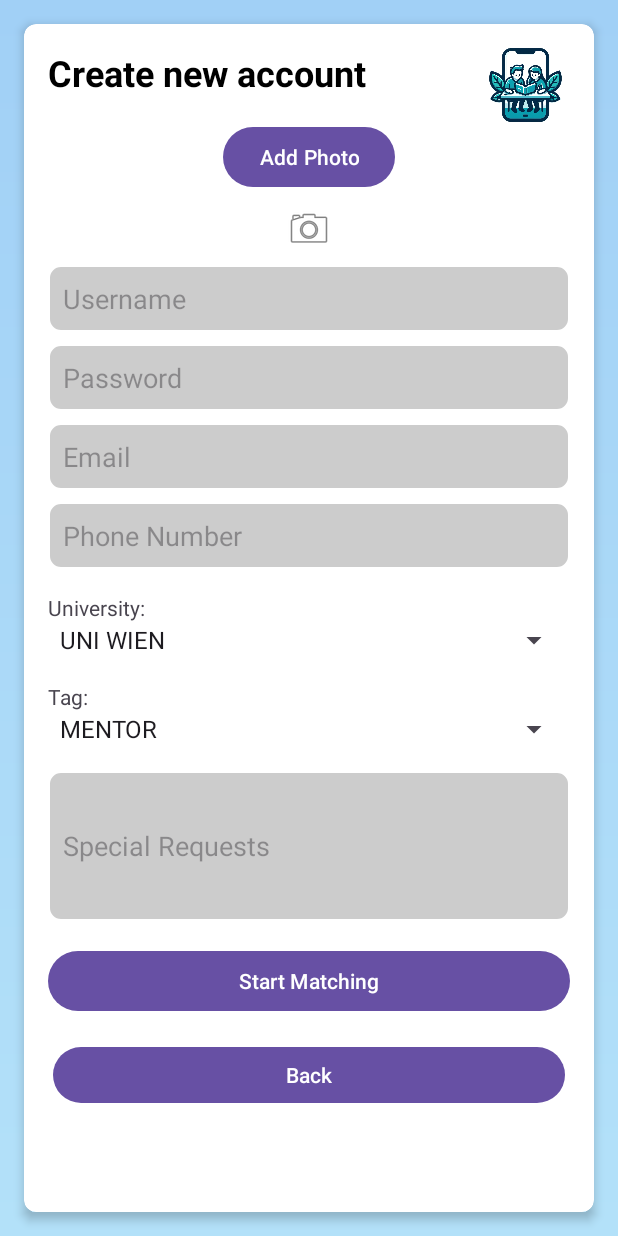
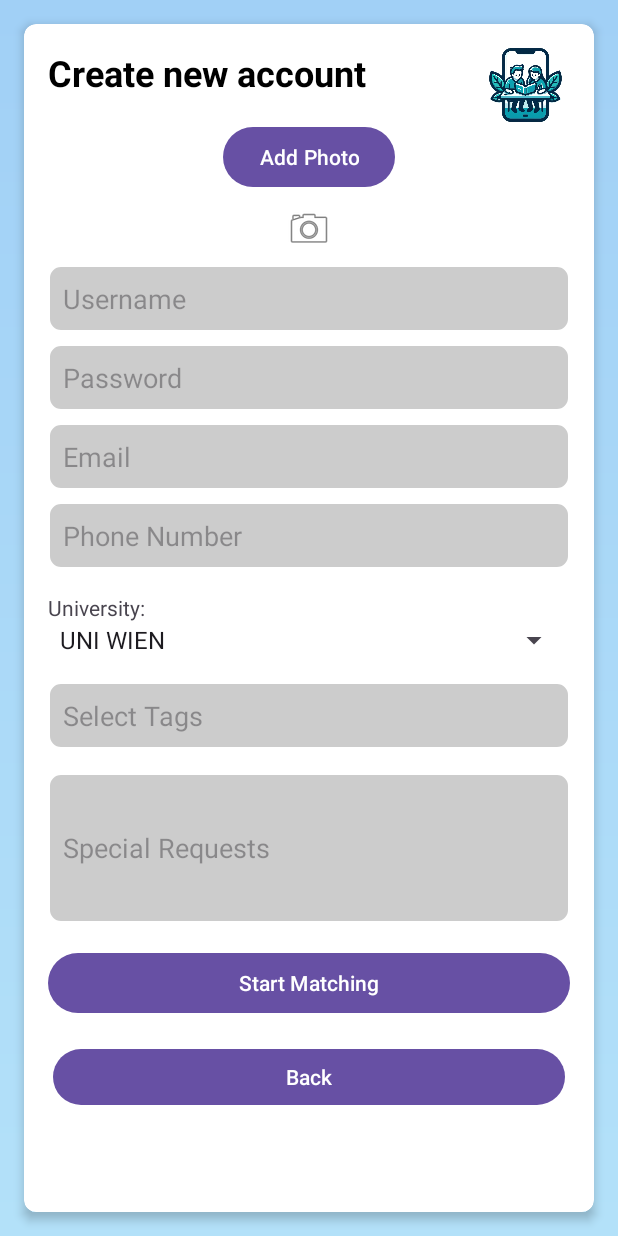
Before and after one commit to T-A-Winter/StudyMate, an Android app: the CreateAccount screen opened directly, with no data from a screen before it, on a phone screen of 412 x 824 dp. Run offline under Robolectric (Android 15) with nearby library versions, the light colour scheme and no system bars; pictures from the network do not load; Roboto replaces fonts that are not available here.

Commit message:
Choosing more Tags updated

```diff
--- a/app/src/main/java/univie/hci/studymate/CreateAccount.java
+++ b/app/src/main/java/univie/hci/studymate/CreateAccount.java
@@ -1,4 +1,6 @@
 package univie.hci.studymate;
+
+import android.content.DialogInterface;
 import android.content.Intent;
 import android.graphics.drawable.Drawable;
 import android.net.Uri;
@@ -12,24 +14,28 @@ import android.widget.EditText;
 import android.widget.ImageView;
 import android.widget.Spinner;
 import android.widget.Toast;
+
 import androidx.activity.result.ActivityResultLauncher;
 import androidx.activity.result.contract.ActivityResultContracts;
+import androidx.appcompat.app.AlertDialog;
 import androidx.appcompat.app.AppCompatActivity;
 import androidx.constraintlayout.widget.ConstraintLayout;
 import androidx.core.content.ContextCompat;
+
 import com.bumptech.glide.Glide;
 
 import java.util.ArrayList;
 import java.util.List;
 
 public class CreateAccount extends AppCompatActivity {
+
     private static final int PICK_IMAGE_REQUEST = 1;
     private ImageView imageViewPhoto;
     private Spinner universitySpinner;
     private University selectedUniversity;
-    private Spinner tagSpinner;
-    private EditText nameEditText, emailEditText, phonenumberEditText, specialRequestsEditText;
+    private EditText nameEditText, emailEditText, phonenumberEditText, specialRequestsEditText, tagsEditText;
     private List<Tag> selectedTags = new ArrayList<>();
+
     //dodano
     private ConstraintLayout mainLayout;
     private int currentBackgroundIndex = 0;
@@ -38,6 +44,7 @@ public class CreateAccount extends AppCompatActivity {
             R.drawable.background_gradient_other,
             R.drawable.background_gradient_second,
             R.drawable.background_gradient_third
+
     };
     //pick an image
     private final ActivityResultLauncher<Intent> mGetContent = registerForActivityResult(new ActivityResultContracts.StartActivityForResult(),
@@ -47,20 +54,25 @@ public class CreateAccount extends AppCompatActivity {
                     Glide.with(this).load(imageUri).into(imageViewPhoto);
                 }
             });
+
     @Override
     protected void onCreate(Bundle savedInstanceState) {
         super.onCreate(savedInstanceState);
         setContentView(R.layout.activity_create_account);
         initializeViews();
+
         imageViewPhoto = findViewById(R.id.imageViewPhoto);
         Button addPhotoButton = findViewById(R.id.addPhotoButton);
         Button startMatchingButton = findViewById(R.id.startMatchingButton);
+
         addPhotoButton.setOnClickListener(v -> openGallery());
+
         startMatchingButton.setOnClickListener(view -> {
             String name = nameEditText.getText().toString();
             String email = emailEditText.getText().toString();
             String phoneNumber = phonenumberEditText.getText().toString();
             String specialRequest = specialRequestsEditText.getText().toString();
+
             if (name.isEmpty() || email.isEmpty() || selectedUniversity == null || selectedTags.isEmpty()) {
                 Toast.makeText(CreateAccount.this, "Please fill all required fields: Name, Email, University, and at least one Tag", Toast.LENGTH_SHORT).show();
             } else {
@@ -69,6 +81,7 @@ public class CreateAccount extends AppCompatActivity {
                 startSearch(user);
             }
         });
+
         universitySpinner.setOnItemSelectedListener(new AdapterView.OnItemSelectedListener() {
             @Override
             public void onItemSelected(AdapterView<?> parent, View view, int position, long id) {
@@ -80,64 +93,83 @@ public class CreateAccount extends AppCompatActivity {
                     selectedUniversity = null;
                 }
             }
+
             @Override
             public void onNothingSelected(AdapterView<?> parent) {
                 selectedUniversity = null;
             }
         });
-        tagSpinner.setOnItemSelectedListener(new AdapterView.OnItemSelectedListener() {
-            @Override
-            public void onItemSelected(AdapterView<?> parent, View view, int position, long id) {
-                String selected = (String) parent.getItemAtPosition(position);
-                try {
-                    Tag tag = Tag.valueOf(selected.toUpperCase());
-                    if (!selectedTags.contains(tag)) {
-                        selectedTags.add(tag);
-                    }
-                } catch (IllegalArgumentException ex) {
-                    Toast.makeText(CreateAccount.this, "Invalid tag selected", Toast.LENGTH_SHORT).show();
-                }
-            }
-            @Override
-            public void onNothingSelected(AdapterView<?> parent) {
-            }
-        });
+
+        tagsEditText.setOnClickListener(v -> showTagDialog());
+
         //load last saved background index and apply background based on that index
         currentBackgroundIndex = getSharedPreferences("prefs", MODE_PRIVATE).getInt("backgroundIndex", 0);
         applyBackground();
     }
+
     private void openGallery() {
         Intent intent = new Intent(Intent.ACTION_PICK, MediaStore.Images.Media.EXTERNAL_CONTENT_URI);
         mGetContent.launch(intent);
     }
+
     private void initializeViews() {
         universitySpinner = findViewById(R.id.universitySpinner);
         ArrayAdapter<CharSequence> adapter = ArrayAdapter.createFromResource(this,
                 R.array.university_array, android.R.layout.simple_spinner_item);
         adapter.setDropDownViewResource(android.R.layout.simple_spinner_dropdown_item);
         universitySpinner.setAdapter(adapter);
-        tagSpinner = findViewById(R.id.tagSpinner);
-        ArrayAdapter<CharSequence> tagAdapter = ArrayAdapter.createFromResource(this,
-                R.array.tag_array, android.R.layout.simple_spinner_item);
-        tagAdapter.setDropDownViewResource(android.R.layout.simple_spinner_dropdown_item);
-        tagSpinner.setAdapter(tagAdapter);
-
 
         nameEditText = findViewById(R.id.UsernameEditText);
         emailEditText = findViewById(R.id.emailEditText);
         phonenumberEditText = findViewById(R.id.phonenumberEditText);
         specialRequestsEditText = findViewById(R.id.specialRequestsEditText);
-        mainLayout = findViewById(R.id.main_layout); //DODANO I OVO
+        tagsEditText = findViewById(R.id.tagsEditText);
+        mainLayout = findViewById(R.id.main_layout);
     }
-    //User infos to be taken to next view
+
+    private void showTagDialog() {
+        boolean[] checkedTags = new boolean[Tag.values().length];
+        String[] tagNames = new String[Tag.values().length];
+        for (int i = 0; i < Tag.values().length; i++) {
+            tagNames[i] = Tag.values()[i].name();
+            checkedTags[i] = selectedTags.contains(Tag.values()[i]);
+        }
+
+        AlertDialog.Builder builder = new AlertDialog.Builder(this);
+        builder.setTitle("Select Tags")
+                .setMultiChoiceItems(tagNames, checkedTags, (dialog, which, isChecked) -> {
+                    if (isChecked) {
+                        selectedTags.add(Tag.values()[which]);
+                    } else {
+                        selectedTags.remove(Tag.values()[which]);
+                    }
+                })
+                .setPositiveButton("OK", (dialog, which) -> updateTagsEditText())
+                .setNegativeButton("Cancel", null)
+                .show();
+    }
+
+    private void updateTagsEditText() {
+        StringBuilder selectedTagsString = new StringBuilder();
+        for (Tag tag : selectedTags) {
+            if (selectedTagsString.length() > 0) {
+                selectedTagsString.append(", ");
+            }
+            selectedTagsString.append(tag.name());
+        }
+        tagsEditText.setText(selectedTagsString.toString());
+    }
+
     private void startSearch(User user) {
         Intent intent = new Intent(CreateAccount.this, MatchingAlgorithm.class);
         intent.putExtra(MainActivity.USER_MATCHING_ALGO_STRING, user);
         startActivity(intent);
     }
+
     public void backButton(View view) {
         finish();
     }
+
     private void applyBackground() {
         Drawable background = ContextCompat.getDrawable(this, backgroundResources[currentBackgroundIndex]);
         mainLayout.setBackground(background);
--- a/app/src/main/res/layout/activity_create_account.xml
+++ b/app/src/main/res/layout/activity_create_account.xml
@@ -7,6 +7,7 @@
     android:layout_height="match_parent"
     android:background="@drawable/background_gradient"
     tools:context=".CreateAccount">
+
     <ScrollView
         android:layout_width="match_parent"
         android:layout_height="match_parent"
@@ -15,6 +16,7 @@
         app:layout_constraintBottom_toBottomOf="parent"
         app:layout_constraintStart_toStartOf="parent"
         app:layout_constraintEnd_toEndOf="parent">
+
         <androidx.cardview.widget.CardView
             android:id="@+id/CardView"
             android:layout_width="match_parent"
@@ -22,6 +24,7 @@
             android:layout_margin="16dp"
             app:cardCornerRadius="8dp"
             app:cardElevation="4dp">
+
             <androidx.constraintlayout.widget.ConstraintLayout
                 android:layout_width="match_parent"
                 android:layout_height="wrap_content"
@@ -37,6 +40,7 @@
                     android:textColor="@android:color/black"
                     app:layout_constraintStart_toStartOf="parent"
                     app:layout_constraintTop_toTopOf="parent" />
+
                 <Button
                     android:id="@+id/addPhotoButton"
                     android:layout_width="wrap_content"
@@ -46,6 +50,7 @@
                     app:layout_constraintEnd_toEndOf="parent"
                     app:layout_constraintStart_toStartOf="parent"
                     android:layout_marginTop="16dp"/>
+
                 <ImageView
                     android:id="@+id/imageViewPhoto"
                     android:layout_width="wrap_content"
@@ -67,6 +72,7 @@
                     app:layout_constraintHorizontal_bias="0.0"
                     app:layout_constraintStart_toStartOf="parent"
                     app:layout_constraintTop_toBottomOf="@id/imageViewPhoto" />
+
                 <EditText
                     android:id="@+id/passwordEditText"
                     android:layout_width="0dp"
@@ -91,6 +97,7 @@
                     app:layout_constraintStart_toStartOf="parent"
                     app:layout_constraintEnd_toEndOf="parent"
                     android:layout_marginTop="8dp"/>
+
                 <EditText
                     android:id="@+id/phonenumberEditText"
                     android:layout_width="0dp"
@@ -102,6 +109,7 @@
                     app:layout_constraintStart_toStartOf="parent"
                     app:layout_constraintEnd_toEndOf="parent"
                     android:layout_marginTop="8dp"/>
+
                 <TextView
                     android:id="@+id/uniLabel"
                     android:layout_width="wrap_content"
@@ -110,6 +118,7 @@
                     app:layout_constraintTop_toBottomOf="@id/phonenumberEditText"
                     app:layout_constraintStart_toStartOf="parent"
                     android:layout_marginTop="16dp"/>
+
                 <Spinner
                     android:id="@+id/universitySpinner"
                     android:layout_width="0dp"
@@ -117,21 +126,21 @@
                     app:layout_constraintTop_toBottomOf="@id/uniLabel"
                     app:layout_constraintStart_toStartOf="parent"
                     app:layout_constraintEnd_toEndOf="parent"/>
-                <TextView
-                    android:id="@+id/tagLabel"
-                    android:layout_width="wrap_content"
+
+
+                <EditText
+                    android:id="@+id/tagsEditText"
+                    android:layout_width="0dp"
                     android:layout_height="wrap_content"
-                    android:text="Tag:"
+                    android:hint="Select Tags"
+                    android:focusable="false"
+                    android:clickable="true"
+                    android:background="@drawable/edit_text_background"
                     app:layout_constraintTop_toBottomOf="@id/universitySpinner"
                     app:layout_constraintStart_toStartOf="parent"
+                    app:layout_constraintEnd_toEndOf="parent"
                     android:layout_marginTop="16dp"/>
-                <Spinner
-                    android:id="@+id/tagSpinner"
-                    android:layout_width="0dp"
-                    android:layout_height="wrap_content"
-                    app:layout_constraintTop_toBottomOf="@id/tagLabel"
-                    app:layout_constraintStart_toStartOf="parent"
-                    app:layout_constraintEnd_toEndOf="parent"/>
+
                 <EditText
                     android:id="@+id/specialRequestsEditText"
                     android:layout_width="0dp"
@@ -139,10 +148,11 @@
                     android:hint="Special Requests"
                     android:inputType="textMultiLine"
                     android:background="@drawable/edit_text_background"
-                    app:layout_constraintTop_toBottomOf="@id/tagSpinner"
+                    app:layout_constraintTop_toBottomOf="@id/tagsEditText"
                     app:layout_constraintStart_toStartOf="parent"
                     app:layout_constraintEnd_toEndOf="parent"
                     android:layout_marginTop="16dp"/>
+
                 <Button
                     android:id="@+id/startMatchingButton"
                     android:layout_width="0dp"
@@ -152,6 +162,7 @@
                     app:layout_constraintStart_toStartOf="parent"
                     app:layout_constraintEnd_toEndOf="parent"
                     android:layout_marginTop="16dp"/>
+
                 <Button
                     android:id="@+id/back_button"
                     android:layout_width="341dp"
@@ -162,6 +173,7 @@
                     app:layout_constraintEnd_toEndOf="parent"
                     app:layout_constraintStart_toStartOf="parent"
                     app:layout_constraintTop_toBottomOf="@id/startMatchingButton" />
+
                 <ImageView
                     android:id="@+id/imageView2"
                     android:layout_width="59dp"
@@ -175,4 +187,5 @@
             </androidx.constraintlayout.widget.ConstraintLayout>
         </androidx.cardview.widget.CardView>
     </ScrollView>
+
 </androidx.constraintlayout.widget.ConstraintLayout>
```
